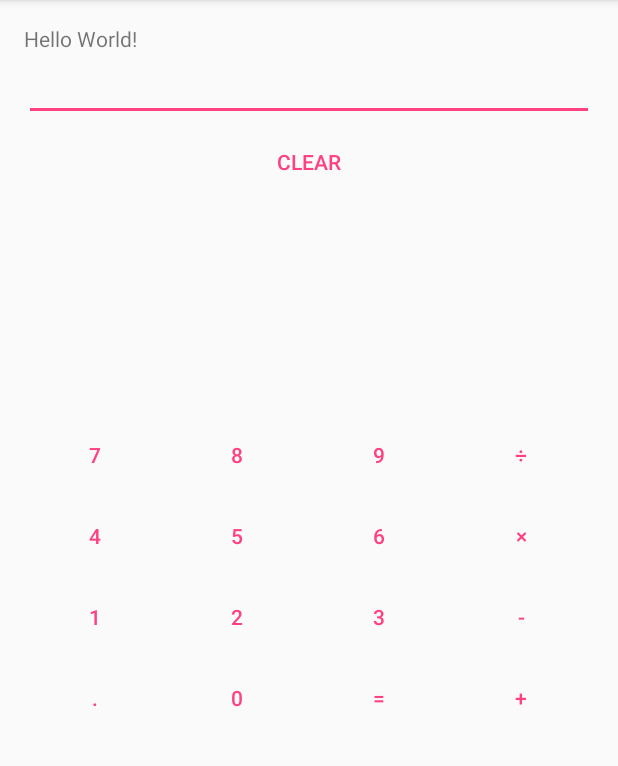
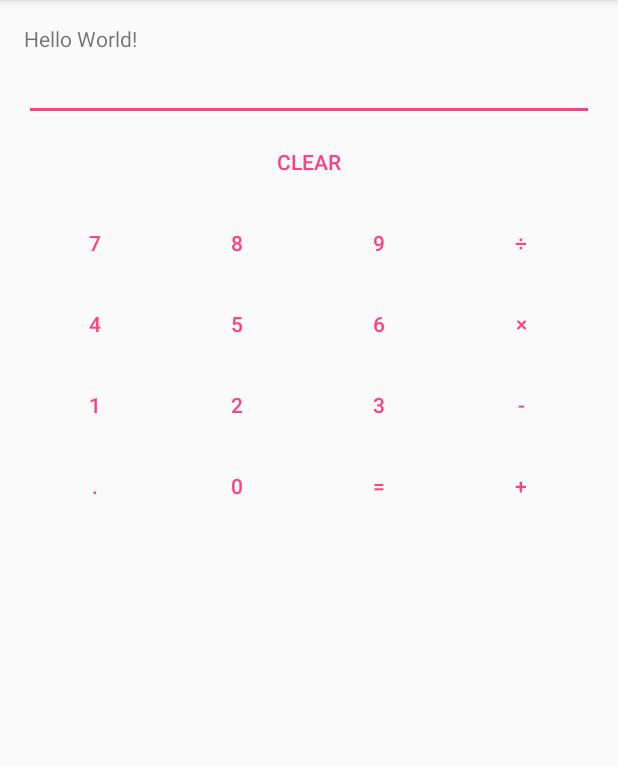
Before and after one commit to KasumiIwamoto/Calulator2, an Android app: the screen it shows after launch (MainActivity), on a phone screen of 412 x 824 dp, the part 84-850 px from its top. Run offline under Robolectric (Android 15) with nearby library versions, the phone set to English and light mode, and no system bars.

Commit message:
first commit

```diff
--- a/app/src/main/java/com/example/iwamotokasumi/calulator2/MainActivity.java
+++ b/app/src/main/java/com/example/iwamotokasumi/calulator2/MainActivity.java
@@ -67,7 +67,6 @@ public class MainActivity extends AppCompatActivity {
                 result = calc(recentOperator, result, value);
                 editText.setText(String.valueOf(result));
             }
-
             recentOperator = operatorButton.getId();
             textView.setText(operatorButton.getText());
             isOperatorKeyPushed = true;
@@ -83,11 +82,9 @@ public class MainActivity extends AppCompatActivity {
             } else {
                 editText.append(button.getText());
             }
-
             isOperatorKeyPushed = false;
         }
     };
-
     double calc(int operator, double value1, double value2) {
         switch (operator) {
             case R.id.button_add:
--- a/app/src/main/res/layout/activity_main.xml
+++ b/app/src/main/res/layout/activity_main.xml
@@ -30,7 +30,7 @@
         layout="@layout/ten_key"
         android:layout_width="match_parent"
         android:layout_height="wrap_content"
-        android:layout_centerVertical="true"
+        android:layout_below="@+id/button"
         android:layout_alignParentLeft="true"
         android:layout_alignParentStart="true" />
 
```
